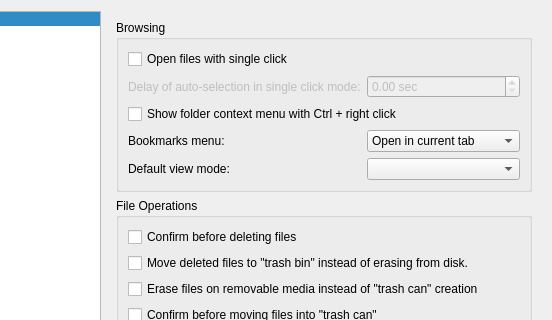
Old version of the form pcmanfm/preferences.ui in the repository lxqt/pcmanfm-qt; both pictures show x 133 to 685 and y 0 to 320 of the 685 by 526 pixel window.
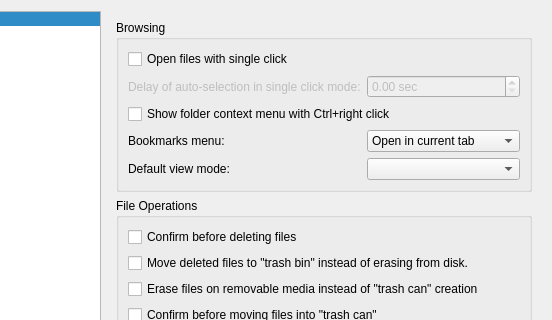
New version of the form.

Commit message: Spelling: Ctrl+, media type

Patch:
```diff
--- a/pcmanfm/preferences.ui
+++ b/pcmanfm/preferences.ui
@@ -162,7 +162,7 @@
             <item row="2" column="0" colspan="2">
              <widget class="QCheckBox" name="ctrlRightClick">
               <property name="text">
-               <string>Show folder context menu with Ctrl + right click</string>
+               <string>Show folder context menu with Ctrl+right click</string>
               </property>
              </widget>
             </item>
```
Left out of the diff: 2 changed lines with no effect on the pictures.
